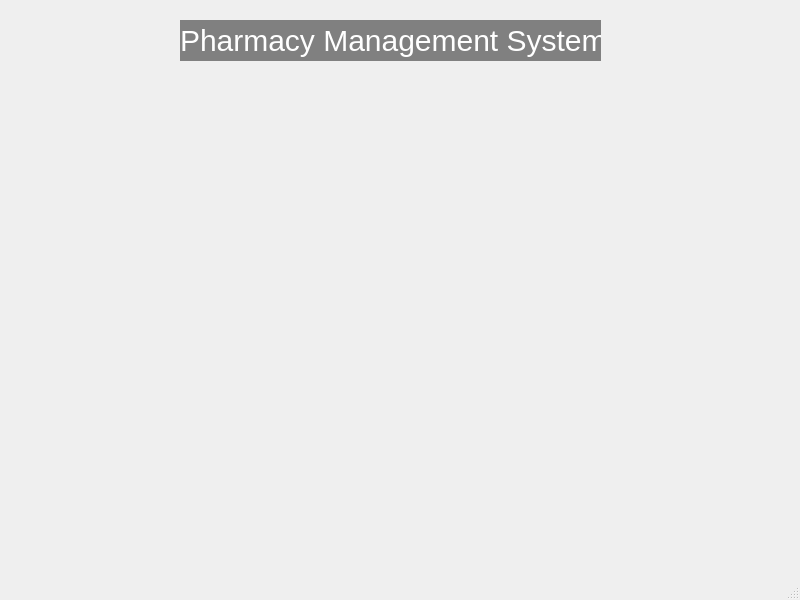
Before: the Qt Designer form mainwindow.ui in homayun-chaab/Pharmacy-Management-system, drawn with Qt 5.
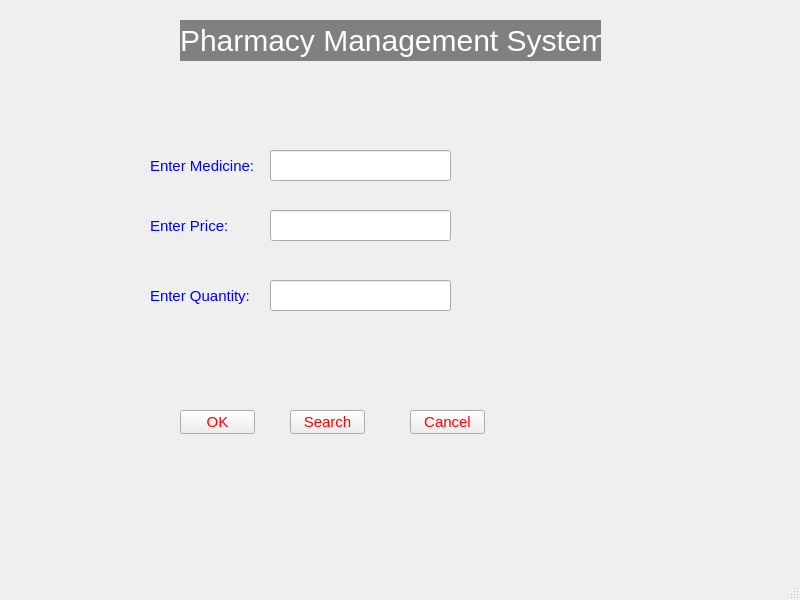
After: the same form once the commit is applied.

The edit to the form file:
```diff
--- a/mainwindow.ui
+++ b/mainwindow.ui
@@ -34,6 +34,168 @@
      <string>Pharmacy Management System</string>
     </property>
    </widget>
+   <widget class="QLabel" name="label_2">
+    <property name="geometry">
+     <rect>
+      <x>150</x>
+      <y>140</y>
+      <width>141</width>
+      <height>51</height>
+     </rect>
+    </property>
+    <property name="styleSheet">
+     <string notr="true">QLabel{
+font-size: 15px;
+color: blue;
+}</string>
+    </property>
+    <property name="text">
+     <string>Enter Medicine: </string>
+    </property>
+   </widget>
+   <widget class="QLineEdit" name="lineEdit">
+    <property name="geometry">
+     <rect>
+      <x>270</x>
+      <y>150</y>
+      <width>181</width>
+      <height>31</height>
+     </rect>
+    </property>
+    <property name="styleSheet">
+     <string notr="true">QLineEdit{
+font-size: 15px;
+color: blue;
+}</string>
+    </property>
+   </widget>
+   <widget class="QLabel" name="label_3">
+    <property name="geometry">
+     <rect>
+      <x>150</x>
+      <y>210</y>
+      <width>121</width>
+      <height>31</height>
+     </rect>
+    </property>
+    <property name="styleSheet">
+     <string notr="true">QLabel{
+color: blue;
+font-size: 15px;
+}</string>
+    </property>
+    <property name="text">
+     <string>Enter Price: </string>
+    </property>
+   </widget>
+   <widget class="QLineEdit" name="lineEdit_2">
+    <property name="geometry">
+     <rect>
+      <x>270</x>
+      <y>210</y>
+      <width>181</width>
+      <height>31</height>
+     </rect>
+    </property>
+    <property name="styleSheet">
+     <string notr="true">QLineEdit{
+font-size: 15px;
+color: blue;
+}</string>
+    </property>
+   </widget>
+   <widget class="QLabel" name="label_4">
+    <property name="geometry">
+     <rect>
+      <x>150</x>
+      <y>280</y>
+      <width>121</width>
+      <height>31</height>
+     </rect>
+    </property>
+    <property name="styleSheet">
+     <string notr="true">QLabel{
+color: blue;
+font-size: 15px;
+}</string>
+    </property>
+    <property name="text">
+     <string>Enter Quantity:</string>
+    </property>
+   </widget>
+   <widget class="QLineEdit" name="lineEdit_3">
+    <property name="geometry">
+     <rect>
+      <x>270</x>
+      <y>280</y>
+      <width>181</width>
+      <height>31</height>
+     </rect>
+    </property>
+    <property name="styleSheet">
+     <string notr="true">QLineEdit{
+font-size: 15px;
+color: blue;
+}</string>
+    </property>
+   </widget>
+   <widget class="QPushButton" name="pushButton">
+    <property name="geometry">
+     <rect>
+      <x>180</x>
+      <y>410</y>
+      <width>75</width>
+      <height>24</height>
+     </rect>
+    </property>
+    <property name="styleSheet">
+     <string notr="true">QPushButton{
+font-size: 15px;
+color:red;
+}</string>
+    </property>
+    <property name="text">
+     <string>OK</string>
+    </property>
+   </widget>
+   <widget class="QPushButton" name="pushButton_2">
+    <property name="geometry">
+     <rect>
+      <x>290</x>
+      <y>410</y>
+      <width>75</width>
+      <height>24</height>
+     </rect>
+    </property>
+    <property name="styleSheet">
+     <string notr="true">QPushButton{
+font-size: 15px;
+color:red;
+}</string>
+    </property>
+    <property name="text">
+     <string>Search</string>
+    </property>
+   </widget>
+   <widget class="QPushButton" name="pushButton_3">
+    <property name="geometry">
+     <rect>
+      <x>410</x>
+      <y>410</y>
+      <width>75</width>
+      <height>24</height>
+     </rect>
+    </property>
+    <property name="styleSheet">
+     <string notr="true">QPushButton{
+font-size: 15px;
+color:red;
+}</string>
+    </property>
+    <property name="text">
+     <string>Cancel</string>
+    </property>
+   </widget>
   </widget>
   <widget class="QMenuBar" name="menubar">
    <property name="geometry">
```
